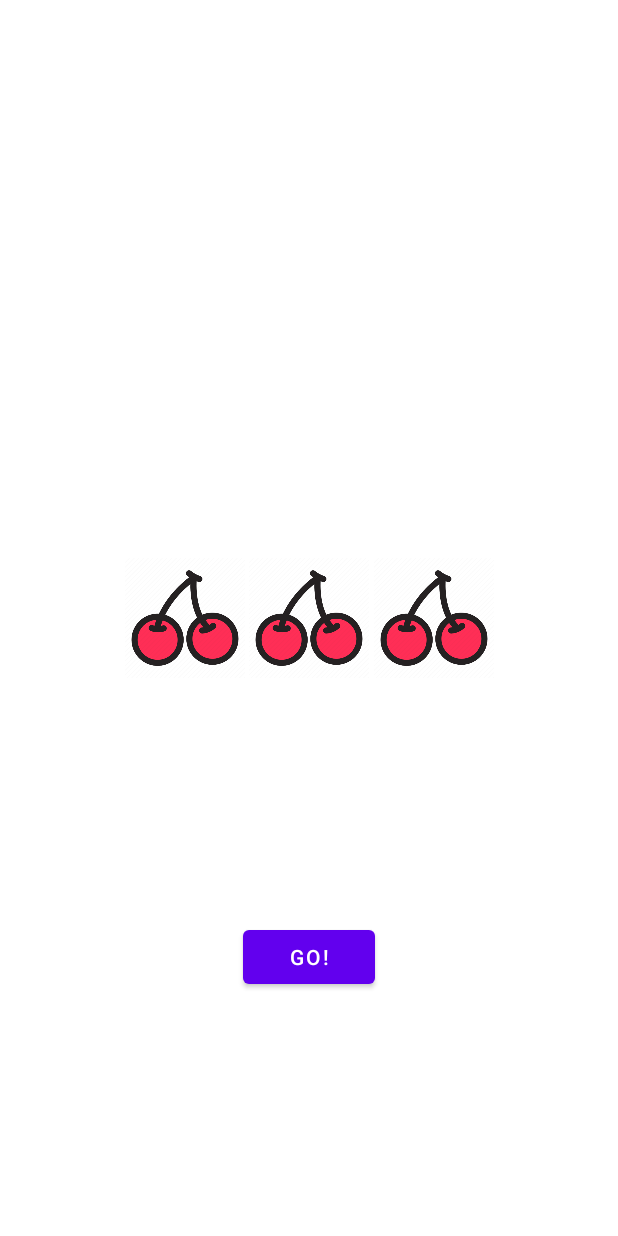
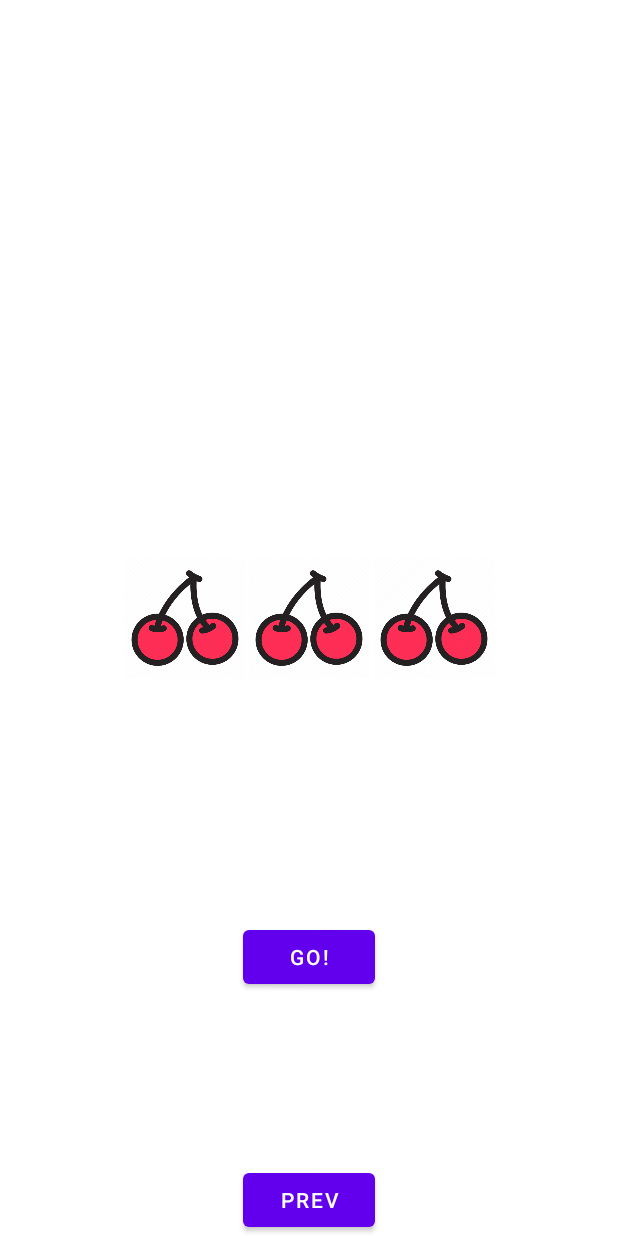
Before and after one commit to rishabhx1/PracticeApp, an Android app: the Jackpot screen opened directly, with no data from a screen before it, on a phone screen of 412 x 824 dp. Run offline under Robolectric (Android 15) with nearby library versions, the phone set to English and light mode, and no system bars.

Commit message:
jackpot additions

```diff
--- a/app/src/main/java/com/example/project/Jackpot.kt
+++ b/app/src/main/java/com/example/project/Jackpot.kt
@@ -1,17 +1,21 @@
 package com.example.project
 
+import android.content.SharedPreferences
 import androidx.appcompat.app.AppCompatActivity
 import android.os.Bundle
 import android.os.Handler
 import android.os.Looper
 import android.widget.Button
+import android.widget.TextView
+import android.widget.Toast
 import android.widget.ViewFlipper
-import androidx.core.view.get
 import kotlin.random.Random
 
 class Jackpot : AppCompatActivity() {
 
     private val random: Random = Random
+    private var chances = 3
+    private lateinit var txtView : TextView
 
     override fun onCreate(savedInstanceState: Bundle?) {
         super.onCreate(savedInstanceState)
@@ -21,8 +25,20 @@ class Jackpot : AppCompatActivity() {
         val middle : ViewFlipper = findViewById(R.id.middle)
         val right : ViewFlipper = findViewById(R.id.right)
         val button : Button = findViewById(R.id.go_btn)
+        txtView = findViewById(R.id.jck_textview)
+        val prevbt : Button = findViewById(R.id.prevbt)
+
+        left.setInAnimation(this, R.anim.slide_in_from_top)
+
+        middle.setInAnimation(this, R.anim.slide_in_from_top)
+
+        right.setInAnimation(this, R.anim.slide_in_from_top)
+
+        txtView.text = "$chances CHANCES LEFT"
 
         button.setOnClickListener() {
+            if(!left.isFlipping && !middle.isFlipping && !right.isFlipping) {
+                if(chances > 0) {
                     left.flipInterval = random.nextInt(4, 8) * 50
                     left.startFlipping()
 
@@ -34,9 +50,37 @@ class Jackpot : AppCompatActivity() {
 
                     Handler(Looper.getMainLooper()).postDelayed({
                         left.stopFlipping()
+                    }, random.nextLong(6,10) * 500)
+                    Handler(Looper.getMainLooper()).postDelayed({
                         middle.stopFlipping()
+                    }, random.nextLong(6,10) * 500)
+                    Handler(Looper.getMainLooper()).postDelayed({
                         right.stopFlipping()
-            }, 5000)
+                    }, random.nextLong(6,10) * 500)
+
+                    chances--
+                    txtView.text = "$chances CHANCES LEFT"
+                } else {
+                    Toast.makeText(this@Jackpot, "No more chances!!", Toast.LENGTH_SHORT).show()
                 }
             }
         }
+
+        prevbt.setOnClickListener() {
+            finish()
+        }
+    }
+    override fun onPause() {
+        super.onPause()
+        val sharedPreferences : SharedPreferences = getSharedPreferences("ChancesLeft", MODE_PRIVATE)
+        val editor : SharedPreferences.Editor = sharedPreferences.edit()
+        editor.putInt("chances", chances)
+        editor.apply()
+    }
+
+//    override fun onResume() {
+//        super.onResume()
+//        val sharedPreferences : SharedPreferences = getSharedPreferences("ChancesLeft", MODE_PRIVATE)
+//        chances = sharedPreferences.getInt("chances", 3)
+//    }
+}
--- /dev/null
+++ b/app/src/main/res/anim/slide_in_from_top.xml
@@ -0,0 +1,4 @@
+<?xml version="1.0" encoding="utf-8"?>
+<set xmlns:android="http://schemas.android.com/apk/res/android">
+    <translate android:fromYDelta="-100%" android:toYDelta="0%" android:duration="1"/>
+</set>
--- /dev/null
+++ b/app/src/main/res/anim/slide_out_to_bottom.xml
@@ -0,0 +1,4 @@
+<?xml version="1.0" encoding="utf-8"?>
+<set xmlns:android="http://schemas.android.com/apk/res/android">
+    <translate android:fromYDelta="0%" android:toYDelta="100%" android:duration="30"/>
+</set>
--- a/app/src/main/res/layout/activity_jackpot.xml
+++ b/app/src/main/res/layout/activity_jackpot.xml
@@ -24,6 +24,10 @@
             android:layout_width="80dp"
             android:layout_height="80dp"
             android:src="@drawable/seven" />
+        <ImageView
+            android:layout_width="80dp"
+            android:layout_height="80dp"
+            android:src="@drawable/orange" />
     </ViewFlipper>
 
     <ViewFlipper
@@ -43,6 +47,10 @@
             android:layout_width="80dp"
             android:layout_height="80dp"
             android:src="@drawable/seven" />
+        <ImageView
+            android:layout_width="80dp"
+            android:layout_height="80dp"
+            android:src="@drawable/orange" />
     </ViewFlipper>
 
     <ViewFlipper
@@ -63,8 +71,24 @@
             android:layout_width="80dp"
             android:layout_height="80dp"
             android:src="@drawable/seven" />
+        <ImageView
+            android:layout_width="80dp"
+            android:layout_height="80dp"
+            android:src="@drawable/orange" />
     </ViewFlipper>
 
+    <TextView
+        android:id="@+id/jck_textview"
+        android:layout_width="wrap_content"
+        android:layout_height="wrap_content"
+        android:text=""
+        app:layout_constraintBottom_toTopOf="@+id/go_btn"
+        app:layout_constraintEnd_toEndOf="parent"
+        app:layout_constraintStart_toStartOf="parent"
+        app:layout_constraintTop_toBottomOf="@+id/middle"
+        android:textSize="24sp"
+        android:fontFamily="sans-serif-black"
+        android:textColor="@color/white" />
     <Button
         android:id="@+id/go_btn"
         android:layout_width="wrap_content"
@@ -75,4 +99,13 @@
         app:layout_constraintTop_toBottomOf="@+id/middle"
         android:text="GO!"/>
 
+    <Button
+        android:id="@+id/prevbt"
+        android:layout_width="wrap_content"
+        android:layout_height="wrap_content"
+        android:text="PREV"
+        app:layout_constraintBottom_toBottomOf="parent"
+        app:layout_constraintEnd_toEndOf="parent"
+        app:layout_constraintStart_toStartOf="parent" />
+
 </androidx.constraintlayout.widget.ConstraintLayout>
--- a/app/src/main/res/layout/activity_spin_wheel.xml
+++ b/app/src/main/res/layout/activity_spin_wheel.xml
@@ -40,7 +40,8 @@
         app:layout_constraintBottom_toTopOf="@+id/imageView"
         app:layout_constraintEnd_toEndOf="parent"
         app:layout_constraintStart_toStartOf="parent"
-        app:layout_constraintTop_toBottomOf="@+id/textView" />
+        app:layout_constraintTop_toBottomOf="@+id/textView"
+        app:tint="@color/white" />
 
     <TextView
         android:id="@+id/chances"
@@ -51,7 +52,7 @@
         app:layout_constraintEnd_toEndOf="parent"
         app:layout_constraintStart_toStartOf="parent"
         app:layout_constraintTop_toBottomOf="@+id/imageView"
-        android:textColor="@color/black"
+        android:textColor="@color/white"
         android:fontFamily="sans-serif-black"
         android:textSize="24sp"/>
 
--- a/app/src/main/res/values-night/themes.xml
+++ b/app/src/main/res/values-night/themes.xml
@@ -10,7 +10,7 @@
         <item name="colorSecondaryVariant">@color/teal_200</item>
         <item name="colorOnSecondary">@color/black</item>
         <!-- Status bar color. -->
-        <item name="android:statusBarColor">@color/white</item>
+        <item name="android:statusBarColor">@color/black</item>
         <!-- Customize your theme here. -->
     </style>
 </resources>
```
Also changed, not shown: app/src/main/res/drawable/orange.png (added). Lines whose indentation alone changed are shown as unchanged.
